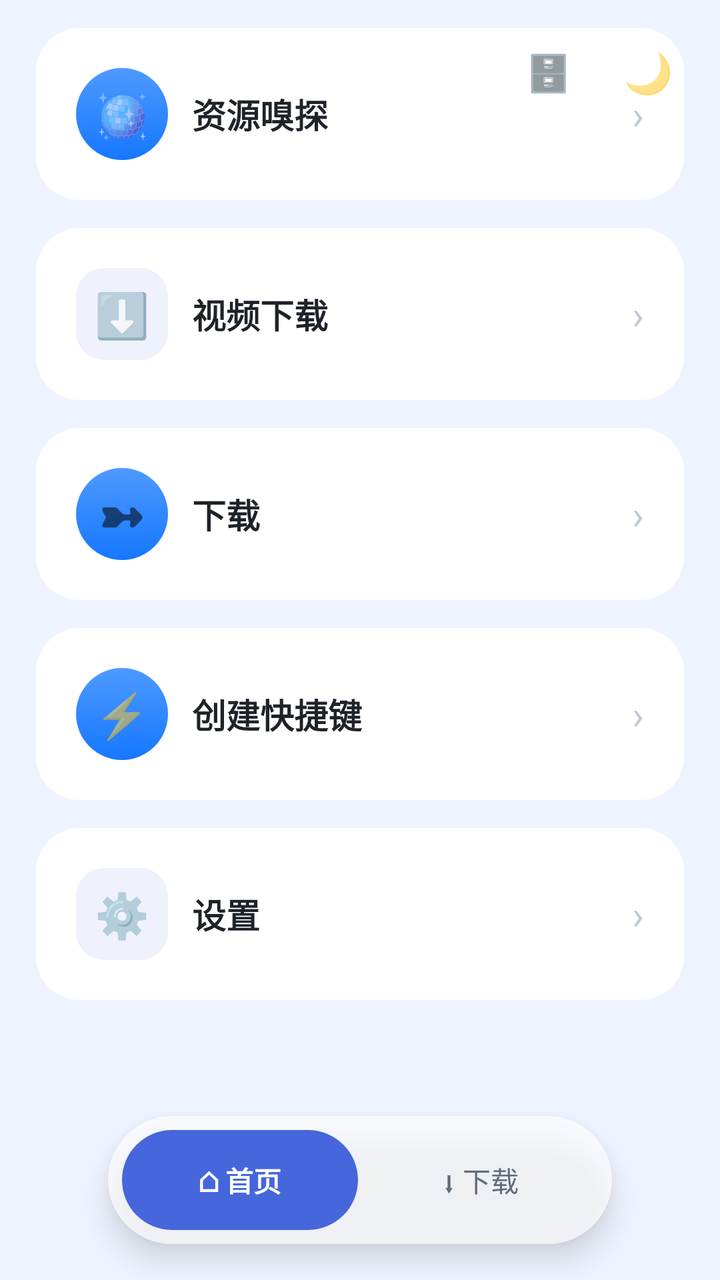
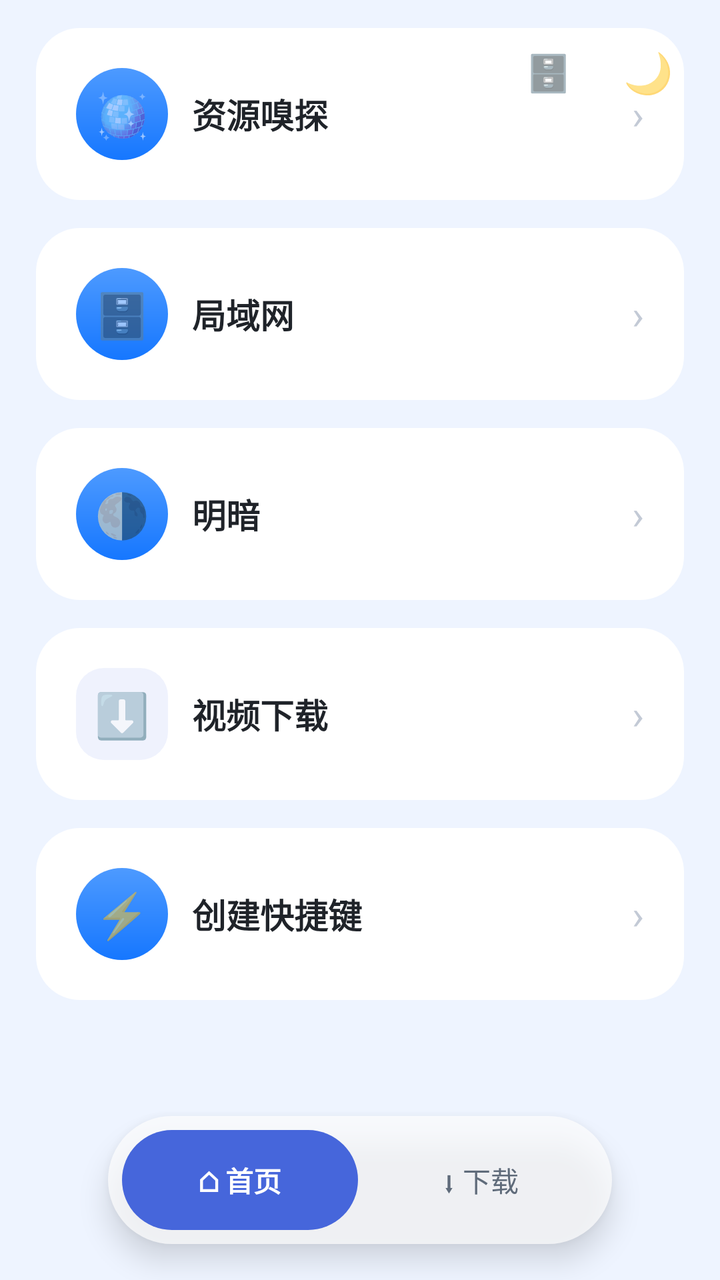

Compare the two renders of this Android layout. The source of the first and the diff that turns it into the second are given below.
<!-- AndroidManifest.xml: application theme AppTheme -->
<!-- res/layout/activity_toolbox.xml -->
<?xml version="1.0" encoding="utf-8"?>
<FrameLayout xmlns:android="http://schemas.android.com/apk/res/android"
    android:id="@+id/toolRoot"
    android:layout_width="match_parent" android:layout_height="match_parent">

    <TextView android:id="@+id/lanToggle"
        android:layout_width="44dp" android:layout_height="44dp"
        android:layout_gravity="top|right" android:layout_marginTop="14dp" android:layout_marginRight="64dp"
        android:gravity="center" android:elevation="6dp"
        android:text="🗄️" android:textSize="18sp"/>

    <TextView android:id="@+id/themeToggle"
        android:layout_width="44dp" android:layout_height="44dp"
        android:layout_gravity="top|right" android:layout_margin="14dp"
        android:gravity="center" android:elevation="6dp"
        android:text="🌙" android:textSize="20sp"/>

    <LinearLayout android:id="@+id/toolColumn" android:paddingBottom="86dp"
        android:layout_width="match_parent" android:layout_height="match_parent"
        android:orientation="vertical"
        android:background="@color/bg">

        <ScrollView
            android:layout_width="match_parent" android:layout_height="match_parent"
            android:fillViewport="true" android:scrollbars="none">

            <LinearLayout
                android:layout_width="match_parent" android:layout_height="wrap_content"
                android:orientation="vertical"
                android:paddingLeft="18dp" android:paddingRight="18dp"
                android:paddingTop="14dp" android:paddingBottom="18dp">

                <LinearLayout android:tag="card" android:id="@+id/cardPlayer"
                    android:layout_width="match_parent" android:layout_height="wrap_content"
                    android:layout_marginTop="0dp"
                    android:background="@drawable/bg_card" android:orientation="vertical"
                    android:padding="20dp">

                    <LinearLayout
                        android:layout_width="match_parent" android:layout_height="wrap_content"
                        android:orientation="horizontal" android:gravity="center_vertical">
                        <TextView
                            android:layout_width="46dp" android:layout_height="46dp"
                            android:background="@drawable/bg_btn"
                            android:text="🪩" android:textSize="22sp" android:gravity="center"/>
                        <TextView
                            android:layout_width="0dp" android:layout_height="wrap_content"
                            android:layout_weight="1" android:layout_marginLeft="12dp"
                            android:text="资源嗅探" android:textSize="17sp"
                            android:textStyle="bold" android:tag="title" android:textColor="@color/textMain"/>
                        <TextView android:text="›" android:textSize="20sp"
                            android:textColor="#C3CAD6"
                            android:layout_width="wrap_content" android:layout_height="wrap_content"/>
                    </LinearLayout>
                </LinearLayout>

                <LinearLayout android:tag="card" android:id="@+id/cardVideoDl"
                    android:layout_width="match_parent" android:layout_height="wrap_content"
                    android:layout_marginTop="14dp"
                    android:background="@drawable/bg_card" android:orientation="vertical"
                    android:padding="20dp">
                    <LinearLayout
                        android:layout_width="match_parent" android:layout_height="wrap_content"
                        android:orientation="horizontal" android:gravity="center_vertical">
                        <TextView
                            android:layout_width="46dp" android:layout_height="46dp"
                            android:background="@drawable/bg_btn_blue"
                            android:text="⬇️" android:textSize="22sp" android:gravity="center"/>
                        <TextView
                            android:layout_width="0dp" android:layout_height="wrap_content"
                            android:layout_weight="1" android:layout_marginLeft="12dp"
                            android:text="视频下载" android:textSize="17sp"
                            android:textStyle="bold" android:tag="title" android:textColor="@color/textMain"/>
                        <TextView android:text="›" android:textSize="20sp"
                            android:textColor="#C3CAD6"
                            android:layout_width="wrap_content" android:layout_height="wrap_content"/>
                    </LinearLayout>
                </LinearLayout>

                <LinearLayout android:tag="card" android:id="@+id/cardDownload"
                    android:layout_width="match_parent" android:layout_height="wrap_content"
                    android:layout_marginTop="14dp"
                    android:background="@drawable/bg_card" android:orientation="vertical"
                    android:padding="20dp">
                    <LinearLayout
                        android:layout_width="match_parent" android:layout_height="wrap_content"
                        android:orientation="horizontal" android:gravity="center_vertical">
                        <TextView
                            android:layout_width="46dp" android:layout_height="46dp"
                            android:background="@drawable/bg_btn"
                            android:text="➼" android:textSize="22sp" android:gravity="center"/>
                        <TextView
                            android:layout_width="0dp" android:layout_height="wrap_content"
                            android:layout_weight="1" android:layout_marginLeft="12dp"
                            android:text="下载" android:textSize="17sp"
                            android:textStyle="bold" android:tag="title" android:textColor="@color/textMain"/>
                        <TextView android:text="›" android:textSize="20sp"
                            android:textColor="#C3CAD6"
                            android:layout_width="wrap_content" android:layout_height="wrap_content"/>
                    </LinearLayout>
                </LinearLayout>
                <LinearLayout android:tag="card" android:id="@+id/cardShortcut"
                    android:layout_width="match_parent" android:layout_height="wrap_content"
                    android:layout_marginTop="14dp"
                    android:background="@drawable/bg_card" android:orientation="vertical"
                    android:padding="20dp">
                    <LinearLayout
                        android:layout_width="match_parent" android:layout_height="wrap_content"
                        android:orientation="horizontal" android:gravity="center_vertical">
                        <TextView
                            android:layout_width="46dp" android:layout_height="46dp"
                            android:background="@drawable/bg_btn" android:padding="8dp"
                            android:text="⚡" android:textSize="22sp" android:gravity="center"/>
                        <TextView
                            android:layout_width="0dp" android:layout_height="wrap_content"
                            android:layout_weight="1" android:layout_marginLeft="12dp"
                            android:text="创建快捷键" android:textSize="17sp"
                            android:textStyle="bold" android:tag="title" android:textColor="@color/textMain"/>
                        <TextView android:text="›" android:textSize="20sp"
                            android:textColor="#C3CAD6"
                            android:layout_width="wrap_content" android:layout_height="wrap_content"/>
                    </LinearLayout>
                </LinearLayout>

                <LinearLayout android:tag="card" android:id="@+id/cardSettings"
                    android:layout_width="match_parent" android:layout_height="wrap_content"
                    android:layout_marginTop="14dp"
                    android:background="@drawable/bg_card" android:orientation="vertical"
                    android:padding="20dp">
                    <LinearLayout
                        android:layout_width="match_parent" android:layout_height="wrap_content"
                        android:orientation="horizontal" android:gravity="center_vertical">
                        <TextView
                            android:layout_width="46dp" android:layout_height="46dp"
                            android:background="@drawable/bg_btn_blue" android:padding="8dp"
                            android:text="⚙️" android:textSize="22sp" android:gravity="center"/>
                        <TextView
                            android:layout_width="0dp" android:layout_height="wrap_content"
                            android:layout_weight="1" android:layout_marginLeft="12dp"
                            android:text="设置" android:textSize="17sp"
                            android:textStyle="bold" android:tag="title" android:textColor="@color/textMain"/>
                        <TextView android:text="›" android:textSize="20sp"
                            android:textColor="#C3CAD6"
                            android:layout_width="wrap_content" android:layout_height="wrap_content"/>
                    </LinearLayout>
                </LinearLayout>


            </LinearLayout>
        </ScrollView>
    </LinearLayout>
    <LinearLayout android:id="@+id/pillNav"
        android:layout_width="wrap_content" android:layout_height="wrap_content"
        android:layout_gravity="bottom|center_horizontal"
        android:layout_marginBottom="18dp"
        android:background="@drawable/pill_capsule"
        android:elevation="8dp"
        android:orientation="horizontal"
        android:padding="7dp">
        <TextView android:id="@+id/pillHome"
            android:layout_width="118dp" android:layout_height="50dp"
            android:background="@drawable/pill_seg_sel"
            android:gravity="center" android:text="⌂ 首页" android:textSize="14sp"
            android:textColor="#FFFFFF" android:textStyle="bold"/>
        <TextView android:id="@+id/pillDl"
            android:layout_width="118dp" android:layout_height="50dp"
            android:layout_marginLeft="2dp"
            android:gravity="center" android:text="⬇ 下载" android:textSize="14sp"
            android:textColor="#FF5F6B7A"/>
    </LinearLayout>
</FrameLayout>
<!-- resources referenced by this layout -->
<resources>
  <color name="bg">#EEF4FF</color>
  <color name="textMain">#1F2329</color>
  <!-- drawable bg_btn (drawable) -->
  <?xml version="1.0" encoding="utf-8"?>
  <ripple xmlns:android="http://schemas.android.com/apk/res/android">
      <item>
          <shape>
              <gradient android:startColor="#4D9AFF" android:endColor="#1677FF" android:angle="270"/>
              <corners android:radius="26dp"/>
          </shape>
      </item>
  </ripple>
  <!-- drawable bg_btn_blue (drawable) -->
  <?xml version="1.0" encoding="utf-8"?>
  <shape xmlns:android="http://schemas.android.com/apk/res/android" android:shape="rectangle">
      <solid android:color="#14315CDE"/>
      <corners android:radius="14dp"/>
  </shape>
  <!-- drawable bg_card (drawable) -->
  <?xml version="1.0" encoding="utf-8"?>
  <shape xmlns:android="http://schemas.android.com/apk/res/android">
      <solid android:color="#FFFFFF"/>
      <corners android:radius="22dp"/>
  </shape>
  <!-- drawable pill_capsule (drawable) -->
  <?xml version="1.0" encoding="utf-8"?>
  <shape xmlns:android="http://schemas.android.com/apk/res/android" android:shape="rectangle">
      <solid android:color="#B3FFFFFF"/>
      <corners android:radius="99dp"/>
  </shape>
  <!-- drawable pill_seg_sel (drawable) -->
  <?xml version="1.0" encoding="utf-8"?>
  <shape xmlns:android="http://schemas.android.com/apk/res/android" android:shape="rectangle">
      <solid android:color="#FF4666DB"/>
      <corners android:radius="99dp"/>
  </shape>
  <style name="AppTheme" parent="android:Theme.Material.Light.NoActionBar">
          <item name="android:windowFullscreen">true</item>
          <item name="android:windowNoTitle">true</item>
          <item name="android:windowTranslucentNavigation">true</item>
          <item name="android:windowBackground">@color/bg</item>
          <item name="android:colorAccent">@color/blue2</item>
      </style>
  <color name="blue2">#1677FF</color>
</resources>

<!-- the commit's change to res/layout/activity_toolbox.xml (unified diff, before → after) -->
@@ -54,6 +54,52 @@
                     </LinearLayout>
                 </LinearLayout>
 
+                <LinearLayout android:tag="card" android:id="@+id/cardLan"
+                    android:layout_width="match_parent" android:layout_height="wrap_content"
+                    android:layout_marginTop="14dp"
+                    android:background="@drawable/bg_card" android:orientation="vertical"
+                    android:padding="20dp">
+                    <LinearLayout
+                        android:layout_width="match_parent" android:layout_height="wrap_content"
+                        android:orientation="horizontal" android:gravity="center_vertical">
+                        <TextView
+                            android:layout_width="46dp" android:layout_height="46dp"
+                            android:background="@drawable/bg_btn"
+                            android:text="🗄️" android:textSize="22sp" android:gravity="center"/>
+                        <TextView
+                            android:layout_width="0dp" android:layout_height="wrap_content"
+                            android:layout_weight="1" android:layout_marginLeft="12dp"
+                            android:text="局域网" android:textSize="17sp"
+                            android:textStyle="bold" android:tag="title" android:textColor="@color/textMain"/>
+                        <TextView android:text="›" android:textSize="20sp"
+                            android:textColor="#C3CAD6"
+                            android:layout_width="wrap_content" android:layout_height="wrap_content"/>
+                    </LinearLayout>
+                </LinearLayout>
+
+                <LinearLayout android:tag="card" android:id="@+id/cardTheme"
+                    android:layout_width="match_parent" android:layout_height="wrap_content"
+                    android:layout_marginTop="14dp"
+                    android:background="@drawable/bg_card" android:orientation="vertical"
+                    android:padding="20dp">
+                    <LinearLayout
+                        android:layout_width="match_parent" android:layout_height="wrap_content"
+                        android:orientation="horizontal" android:gravity="center_vertical">
+                        <TextView
+                            android:layout_width="46dp" android:layout_height="46dp"
+                            android:background="@drawable/bg_btn"
+                            android:text="🌗" android:textSize="22sp" android:gravity="center"/>
+                        <TextView
+                            android:layout_width="0dp" android:layout_height="wrap_content"
+                            android:layout_weight="1" android:layout_marginLeft="12dp"
+                            android:text="明暗" android:textSize="17sp"
+                            android:textStyle="bold" android:tag="title" android:textColor="@color/textMain"/>
+                        <TextView android:text="›" android:textSize="20sp"
+                            android:textColor="#C3CAD6"
+                            android:layout_width="wrap_content" android:layout_height="wrap_content"/>
+                    </LinearLayout>
+                </LinearLayout>
+
                 <LinearLayout android:tag="card" android:id="@+id/cardVideoDl"
                     android:layout_width="match_parent" android:layout_height="wrap_content"
                     android:layout_marginTop="14dp"
@@ -77,29 +123,7 @@
                     </LinearLayout>
                 </LinearLayout>
 
-                <LinearLayout android:tag="card" android:id="@+id/cardDownload"
-                    android:layout_width="match_parent" android:layout_height="wrap_content"
-                    android:layout_marginTop="14dp"
-                    android:background="@drawable/bg_card" android:orientation="vertical"
-                    android:padding="20dp">
-                    <LinearLayout
-                        android:layout_width="match_parent" android:layout_height="wrap_content"
-                        android:orientation="horizontal" android:gravity="center_vertical">
-                        <TextView
-                            android:layout_width="46dp" android:layout_height="46dp"
-                            android:background="@drawable/bg_btn"
-                            android:text="➼" android:textSize="22sp" android:gravity="center"/>
-                        <TextView
-                            android:layout_width="0dp" android:layout_height="wrap_content"
-                            android:layout_weight="1" android:layout_marginLeft="12dp"
-                            android:text="下载" android:textSize="17sp"
-                            android:textStyle="bold" android:tag="title" android:textColor="@color/textMain"/>
-                        <TextView android:text="›" android:textSize="20sp"
-                            android:textColor="#C3CAD6"
-                            android:layout_width="wrap_content" android:layout_height="wrap_content"/>
-                    </LinearLayout>
-                </LinearLayout>
-                <LinearLayout android:tag="card" android:id="@+id/cardShortcut"
+                                <LinearLayout android:tag="card" android:id="@+id/cardShortcut"
                     android:layout_width="match_parent" android:layout_height="wrap_content"
                     android:layout_marginTop="14dp"
                     android:background="@drawable/bg_card" android:orientation="vertical"
@@ -122,28 +146,7 @@
                     </LinearLayout>
                 </LinearLayout>
 
-                <LinearLayout android:tag="card" android:id="@+id/cardSettings"
-                    android:layout_width="match_parent" android:layout_height="wrap_content"
-                    android:layout_marginTop="14dp"
-                    android:background="@drawable/bg_card" android:orientation="vertical"
-                    android:padding="20dp">
-                    <LinearLayout
-                        android:layout_width="match_parent" android:layout_height="wrap_content"
-                        android:orientation="horizontal" android:gravity="center_vertical">
-                        <TextView
-                            android:layout_width="46dp" android:layout_height="46dp"
-                            android:background="@drawable/bg_btn_blue" android:padding="8dp"
-                            android:text="⚙️" android:textSize="22sp" android:gravity="center"/>
-                        <TextView
-                            android:layout_width="0dp" android:layout_height="wrap_content"
-                            android:layout_weight="1" android:layout_marginLeft="12dp"
-                            android:text="设置" android:textSize="17sp"
-                            android:textStyle="bold" android:tag="title" android:textColor="@color/textMain"/>
-                        <TextView android:text="›" android:textSize="20sp"
-                            android:textColor="#C3CAD6"
-                            android:layout_width="wrap_content" android:layout_height="wrap_content"/>
-                    </LinearLayout>
-                </LinearLayout>
+
 
 
             </LinearLayout>
